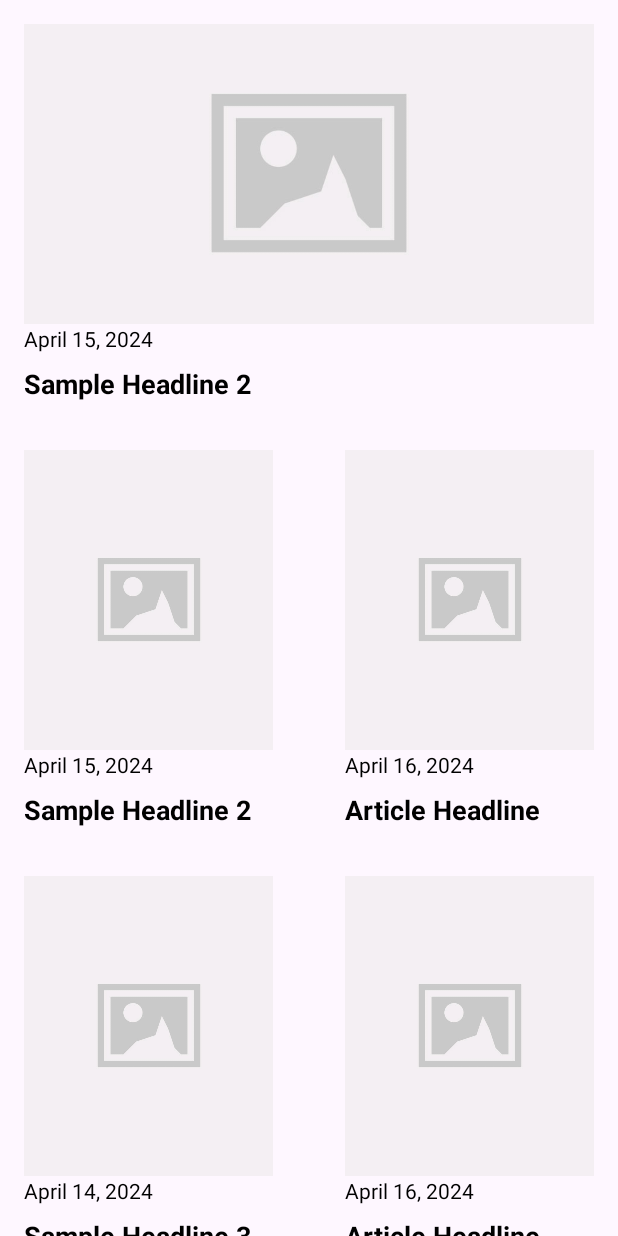
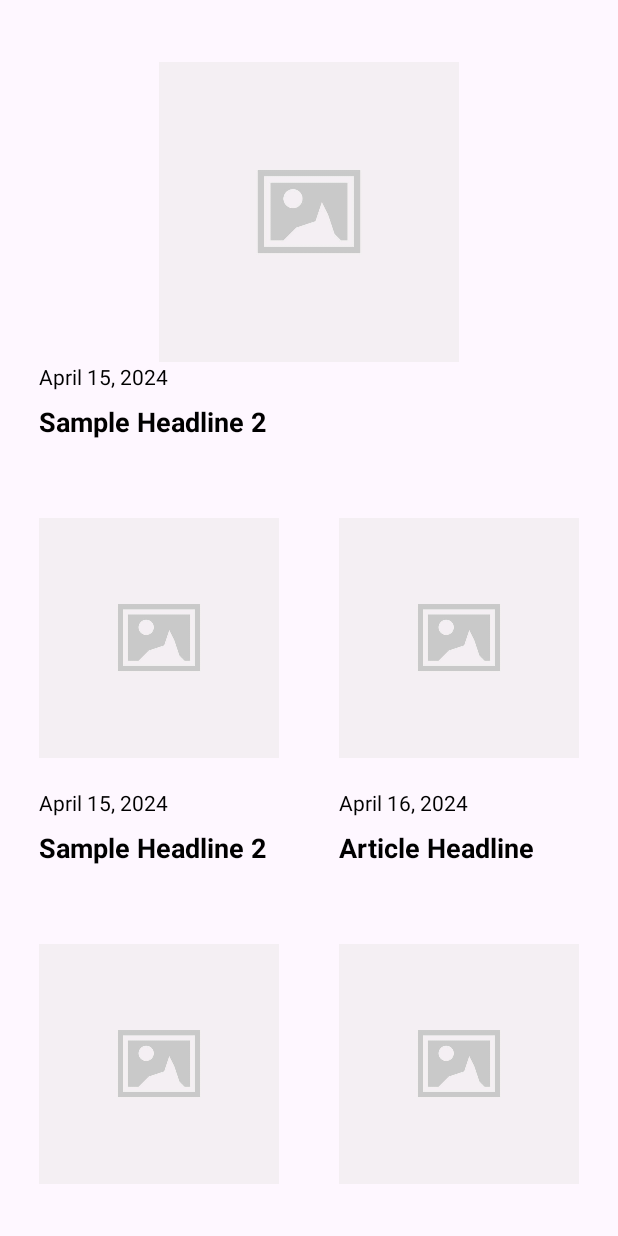
Before and after one commit to b0ink/5.1-NewsApp, an Android app: the screen it shows after launch (MainActivity), on a phone screen of 412 x 824 dp. Run offline under Robolectric (Android 15) with nearby library versions, the phone set to English and light mode, and no system bars.

Commit message:
Improve UI

```diff
--- a/app/src/main/res/layout/activity_main.xml
+++ b/app/src/main/res/layout/activity_main.xml
@@ -12,6 +12,10 @@
         android:layout_width="match_parent"
         android:layout_height="match_parent"
         android:orientation="vertical"
+        android:paddingStart="10dp"
+        android:paddingTop="25dp"
+        android:paddingEnd="10dp"
+        android:paddingBottom="25dp"
         app:layout_constraintBottom_toBottomOf="parent"
         app:layout_constraintEnd_toEndOf="parent"
         app:layout_constraintStart_toStartOf="parent"
--- a/app/src/main/res/layout/card_news_article.xml
+++ b/app/src/main/res/layout/card_news_article.xml
@@ -10,7 +10,7 @@
         android:id="@+id/imageView_article"
         android:layout_width="match_parent"
         android:layout_height="200dp"
-        android:scaleType="centerCrop"
+        android:scaleType="fitCenter"
         android:src="@drawable/placeholder_image" />
 
     <TextView
--- a/app/src/main/res/layout/item_news_row.xml
+++ b/app/src/main/res/layout/item_news_row.xml
@@ -7,13 +7,13 @@
     <LinearLayout
         android:id="@+id/news_card1"
         android:layout_width="0dp"
+        android:layout_height="wrap_content"
+        android:layout_marginEnd="4dp"
         android:layout_weight="1"
-        android:layout_height="wrap_content"
-        android:orientation="vertical"
-        android:layout_marginEnd="8dp">
+        android:orientation="vertical">
 
         <!-- Include card_news_article.xml layout for the first news card -->
-        <include layout="@layout/card_news_article"/>
+        <include layout="@layout/card_news_article" />
 
     </LinearLayout>
 
@@ -21,13 +21,13 @@
     <LinearLayout
         android:id="@+id/news_card2"
         android:layout_width="0dp"
+        android:layout_height="wrap_content"
+        android:layout_marginStart="4dp"
         android:layout_weight="1"
-        android:layout_height="wrap_content"
-        android:orientation="vertical"
-        android:layout_marginStart="8dp">
+        android:orientation="vertical">
 
         <!-- Include card_news_article.xml layout for the second news card -->
-        <include layout="@layout/card_news_article"/>
+        <include layout="@layout/card_news_article" />
 
     </LinearLayout>
 
```
